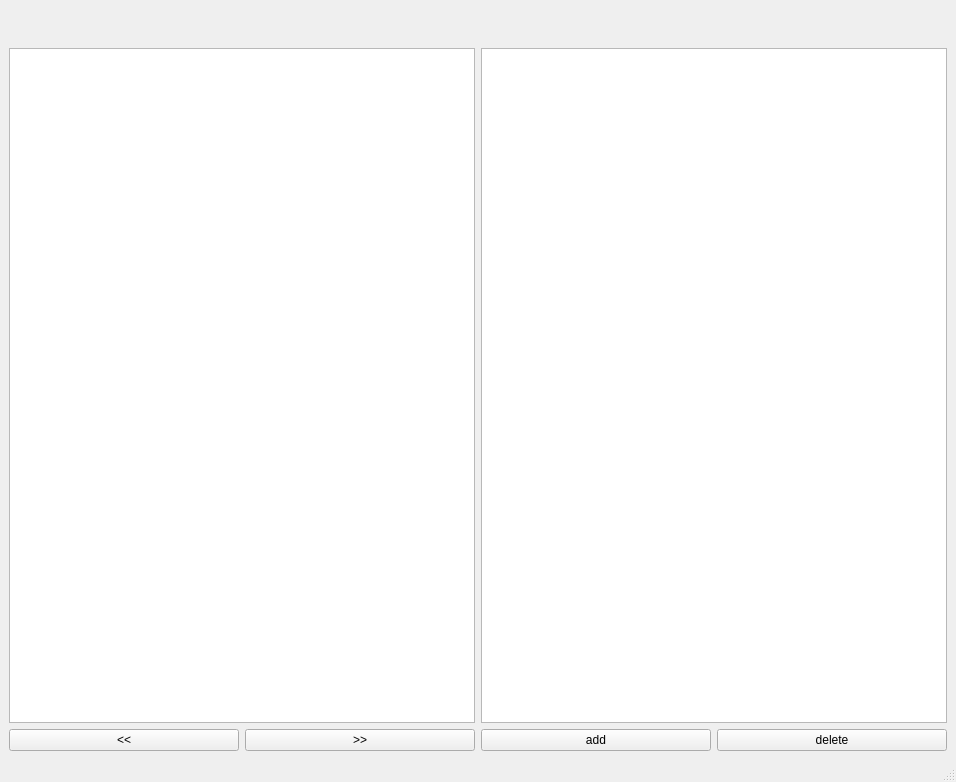
Old version of the form mainwindow.ui in the repository artemsmolyak/books.
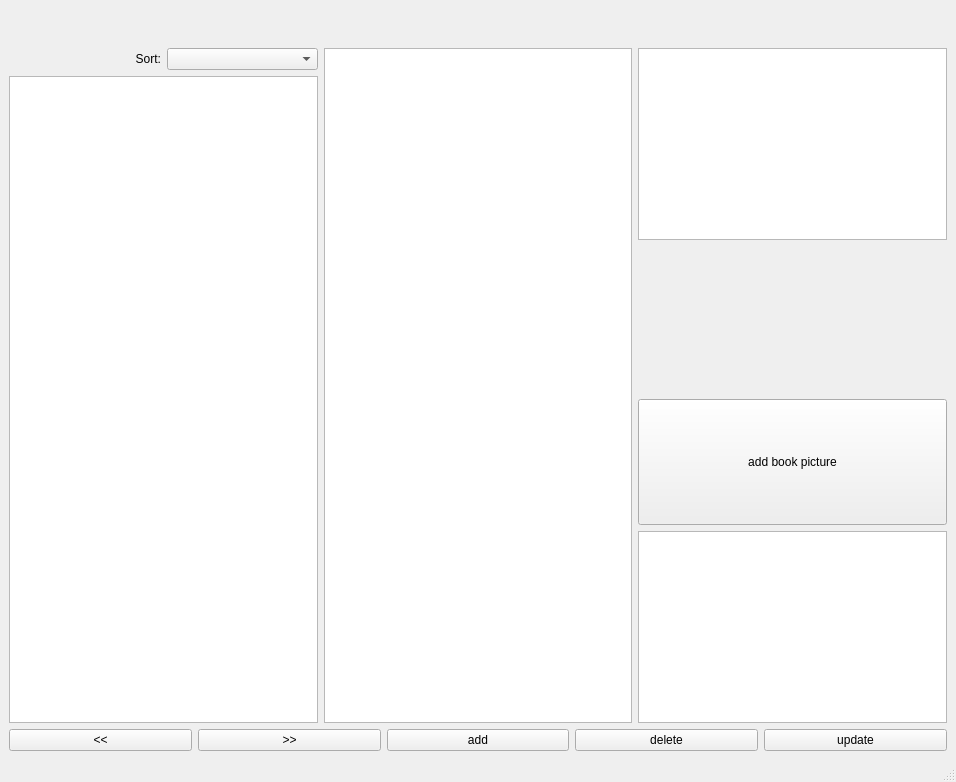
New version of the form. Icons and pictures are not drawn.

```diff
--- a/mainwindow.ui
+++ b/mainwindow.ui
@@ -15,19 +15,6 @@
   </property>
   <widget class="QWidget" name="centralwidget">
    <layout class="QGridLayout" name="gridLayout">
-    <item row="0" column="0">
-     <layout class="QHBoxLayout" name="horizontalLayout">
-      <property name="topMargin">
-       <number>39</number>
-      </property>
-      <item>
-       <widget class="QListWidget" name="listWidget"/>
-      </item>
-      <item>
-       <widget class="QPlainTextEdit" name="plainTextEdit"/>
-      </item>
-     </layout>
-    </item>
     <item row="1" column="0">
      <layout class="QHBoxLayout" name="horizontalLayout_2">
       <item>
@@ -57,6 +44,140 @@
          <string>delete</string>
         </property>
        </widget>
+      </item>
+      <item>
+       <widget class="QPushButton" name="pushButton_2">
+        <property name="text">
+         <string>update</string>
+        </property>
+       </widget>
+      </item>
+     </layout>
+    </item>
+    <item row="0" column="0">
+     <layout class="QHBoxLayout" name="horizontalLayout">
+      <property name="topMargin">
+       <number>39</number>
+      </property>
+      <item>
+       <layout class="QVBoxLayout" name="verticalLayout_2">
+        <item>
+         <layout class="QHBoxLayout" name="horizontalLayout_3">
+          <item>
+           <widget class="QLabel" name="label">
+            <property name="sizePolicy">
+             <sizepolicy hsizetype="Minimum" vsizetype="Minimum">
+              <horstretch>0</horstretch>
+              <verstretch>0</verstretch>
+             </sizepolicy>
+            </property>
+            <property name="maximumSize">
+             <size>
+              <width>16777215</width>
+              <height>16777215</height>
+             </size>
+            </property>
+            <property name="text">
+             <string>Sort:</string>
+            </property>
+            <property name="textFormat">
+             <enum>Qt::AutoText</enum>
+            </property>
+            <property name="alignment">
+             <set>Qt::AlignRight|Qt::AlignTrailing|Qt::AlignVCenter</set>
+            </property>
+           </widget>
+          </item>
+          <item>
+           <widget class="QComboBox" name="sortComboBox"/>
+          </item>
+         </layout>
+        </item>
+        <item>
+         <widget class="QListView" name="listView"/>
+        </item>
+       </layout>
+      </item>
+      <item>
+       <widget class="QPlainTextEdit" name="plainTextEdit"/>
+      </item>
+      <item>
+       <layout class="QVBoxLayout" name="verticalLayout">
+        <item>
+         <widget class="QTextEdit" name="textEdit_2">
+          <property name="sizePolicy">
+           <sizepolicy hsizetype="Minimum" vsizetype="Minimum">
+            <horstretch>0</horstretch>
+            <verstretch>0</verstretch>
+           </sizepolicy>
+          </property>
+         </widget>
+        </item>
+        <item>
+         <spacer name="horizontalSpacer">
+          <property name="orientation">
+           <enum>Qt::Horizontal</enum>
+          </property>
+          <property name="sizeHint" stdset="0">
+           <size>
+            <width>40</width>
+            <height>20</height>
+           </size>
+          </property>
+         </spacer>
+        </item>
+        <item>
+         <widget class="QLabel" name="labelPic">
+          <property name="enabled">
+           <bool>true</bool>
+          </property>
+          <property name="sizePolicy">
+           <sizepolicy hsizetype="Preferred" vsizetype="Preferred">
+            <horstretch>0</horstretch>
+            <verstretch>0</verstretch>
+           </sizepolicy>
+          </property>
+          <property name="text">
+           <string/>
+          </property>
+          <property name="pixmap">
+           <pixmap>resource/empty.png</pixmap>
+          </property>
+          <property name="scaledContents">
+           <bool>false</bool>
+          </property>
+         </widget>
+        </item>
+        <item>
+         <widget class="QPushButton" name="pushButton">
+          <property name="sizePolicy">
+           <sizepolicy hsizetype="Minimum" vsizetype="Preferred">
+            <horstretch>0</horstretch>
+            <verstretch>0</verstretch>
+           </sizepolicy>
+          </property>
+          <property name="text">
+           <string>add book picture</string>
+          </property>
+         </widget>
+        </item>
+        <item>
+         <widget class="QTextEdit" name="textEdit">
+          <property name="sizePolicy">
+           <sizepolicy hsizetype="Preferred" vsizetype="Preferred">
+            <horstretch>0</horstretch>
+            <verstretch>0</verstretch>
+           </sizepolicy>
+          </property>
+          <property name="baseSize">
+           <size>
+            <width>1</width>
+            <height>0</height>
+           </size>
+          </property>
+         </widget>
+        </item>
+       </layout>
       </item>
      </layout>
     </item>
```
